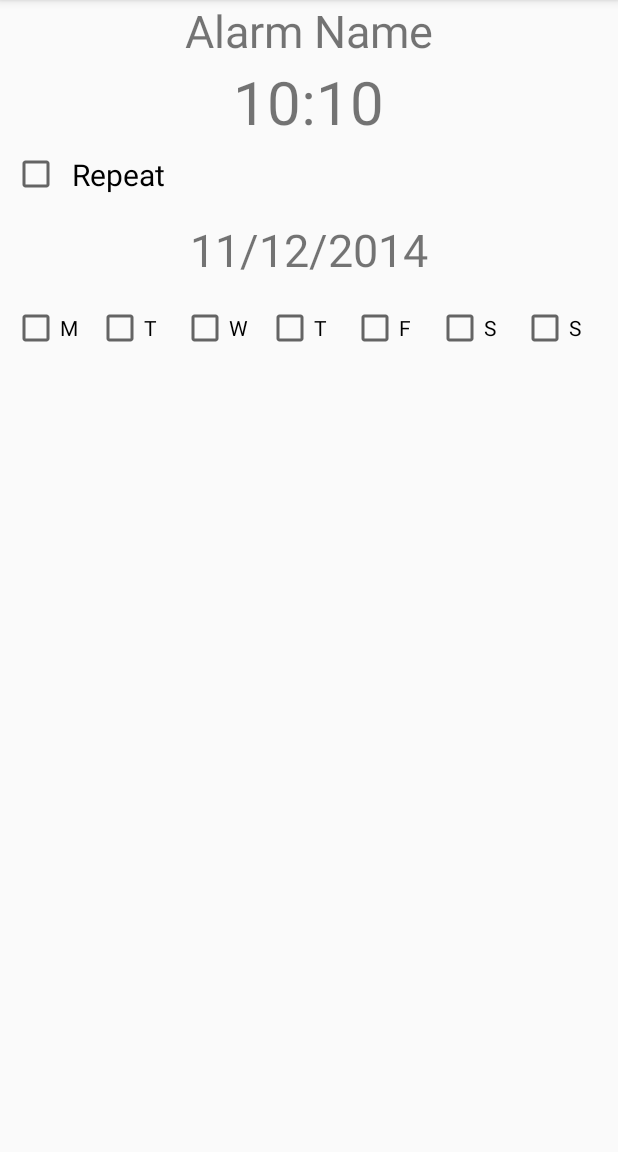
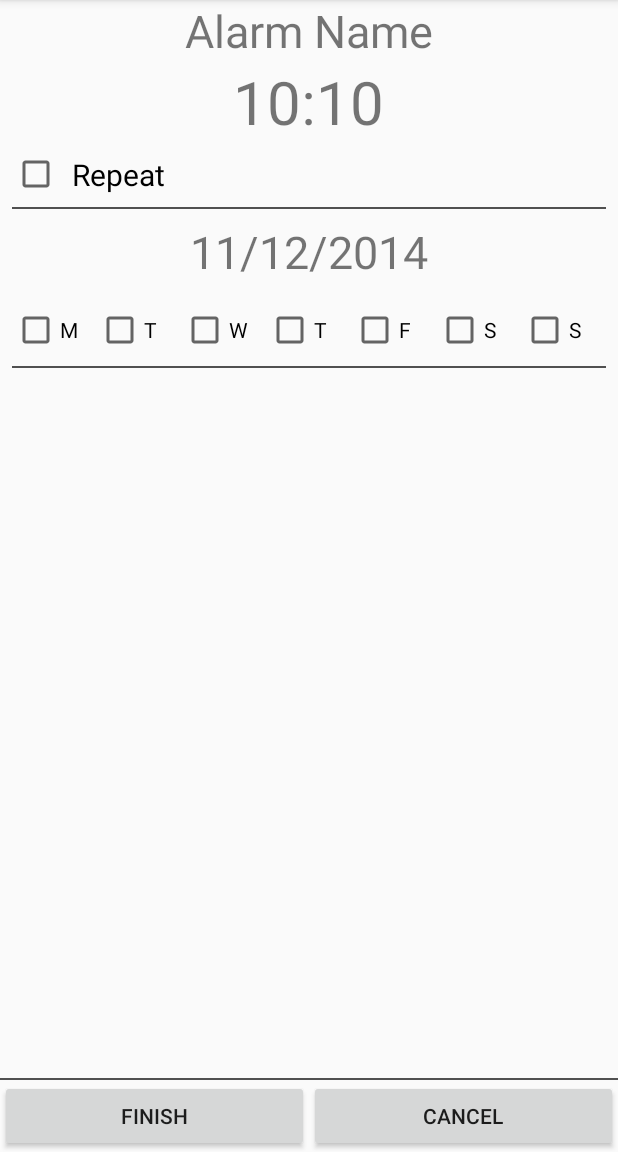
Before and after one commit to croccy21/Weather-Aware-Android, an Android app: the layout fragment_alarm_editor.xml on its own in the app's theme, with its tools: preview values and no code run, on a phone screen of 412 x 824 dp, the part 84-1236 px from its top. Run offline under Robolectric (Android 15) with nearby library versions, the phone set to English and light mode, and no system bars.

Commit message:
I have no idea

```diff
--- a/Android/WeatherAware/app/src/main/java/com/joelgoddard/weatheraware/AlarmConditionWeather.java
+++ b/Android/WeatherAware/app/src/main/java/com/joelgoddard/weatheraware/AlarmConditionWeather.java
@@ -68,7 +68,7 @@ public class AlarmConditionWeather extends AlarmCondition {
         start.add(Calendar.HOUR, startTime);
         Calendar end = (Calendar)parent.getDay().clone();
         end.add(Calendar.HOUR, endTime);
-        return MessageFormat.format("no{0}={0}&condid{0}={1}&start{0}={2}&end{0}={3}",
+        return MessageFormat.format("no={0}&condid={1}&start={2}&end={3}",
                 conditionID, weatherID, start.getTimeInMillis()/1000, end.getTimeInMillis()/1000);
     }
 }
--- a/Android/WeatherAware/app/src/main/res/layout/fragment_alarm_editor.xml
+++ b/Android/WeatherAware/app/src/main/res/layout/fragment_alarm_editor.xml
@@ -1,15 +1,52 @@
 <?xml version="1.0" encoding="utf-8"?>
+<RelativeLayout
+    xmlns:android="http://schemas.android.com/apk/res/android"
+    xmlns:tools="http://schemas.android.com/tools"
+    android:layout_width="match_parent"
+    android:layout_height="match_parent"
+    android:layout_gravity="bottom">
+
     <LinearLayout
-    xmlns:android="http://schemas.android.com/apk/res/android"
+        android:id="@+id/base_buttons"
+        android:layout_width="match_parent"
+        android:layout_height="wrap_content"
+        android:orientation="vertical"
+        android:layout_alignParentBottom="true"
+        >
+        <View android:layout_width="match_parent"
+            android:layout_height="1dp"
+            android:background="#505050"/>
+
+        <LinearLayout
+            android:layout_width="match_parent"
+            android:layout_height="wrap_content"
+            android:layout_gravity="center_horizontal"
+            >
+
+            <Button
+                android:layout_width="0dp"
+                android:layout_height="wrap_content"
+                android:layout_weight="1"
+
+                android:text="Finish"/>
+
+            <Button
+                android:layout_width="0dp"
+                android:layout_height="wrap_content"
+                android:layout_weight="1"
+                android:text="Cancel"/>
+
+        </LinearLayout>
+
+    </LinearLayout>
+
+    <LinearLayout
         android:orientation="vertical"
         android:layout_width="match_parent"
         android:layout_height="match_parent"
         android:paddingLeft="8dp"
-    android:paddingRight="8dp">
-
-
-
-
+        android:paddingRight="8dp"
+        android:layout_above="@id/base_buttons">
 
         <TextView
             android:id="@+id/alarm_name"
@@ -21,7 +58,16 @@
             android:maxLines="1"
             android:singleLine="true"
             android:layout_gravity="center_horizontal"
+            android:clickable="true"
             />
+
+        <EditText
+            android:id="@+id/alarm_name_edit"
+            android:layout_width="match_parent"
+            android:layout_height="wrap_content"
+            android:textSize="30sp"
+            android:layout_gravity="center_horizontal"
+            android:visibility="gone"/>
 
         <TextView
             android:id="@+id/clock_display"
@@ -33,6 +79,7 @@
             />
 
         <CheckBox
+            android:id="@+id/repeat_selector"
             android:layout_width="wrap_content"
             android:layout_height="wrap_content"
             android:text="Repeat"
@@ -40,7 +87,12 @@
             android:padding="8dp"
             />
 
+        <View android:layout_width="match_parent"
+            android:layout_height="1dp"
+            android:background="#505050"/>
+
         <TextView
+            android:id="@+id/date_selctor"
             android:layout_width="wrap_content"
             android:layout_height="wrap_content"
             android:text="11/12/2014"
@@ -99,4 +151,13 @@
                 android:text="S"/>
         </LinearLayout>
 
+        <View android:layout_width="match_parent"
+            android:layout_height="1dp"
+            android:background="#505050"/>
+
+
+
     </LinearLayout>
+
+
+</RelativeLayout>
```
Also changed, not shown: Android/WeatherAware/app/src/main/java/com/joelgoddard/weatheraware/AlarmEditorFragment.java (+31 -1 lines), Android/WeatherAware/app/src/main/java/com/joelgoddard/weatheraware/ConditionFragment.java (added, +180 -0 lines), Android/WeatherAware/app/src/main/java/com/joelgoddard/weatheraware/MainActivity.java (+9 -3 lines), 1 other file. Lines whose indentation alone changed are shown as unchanged.
